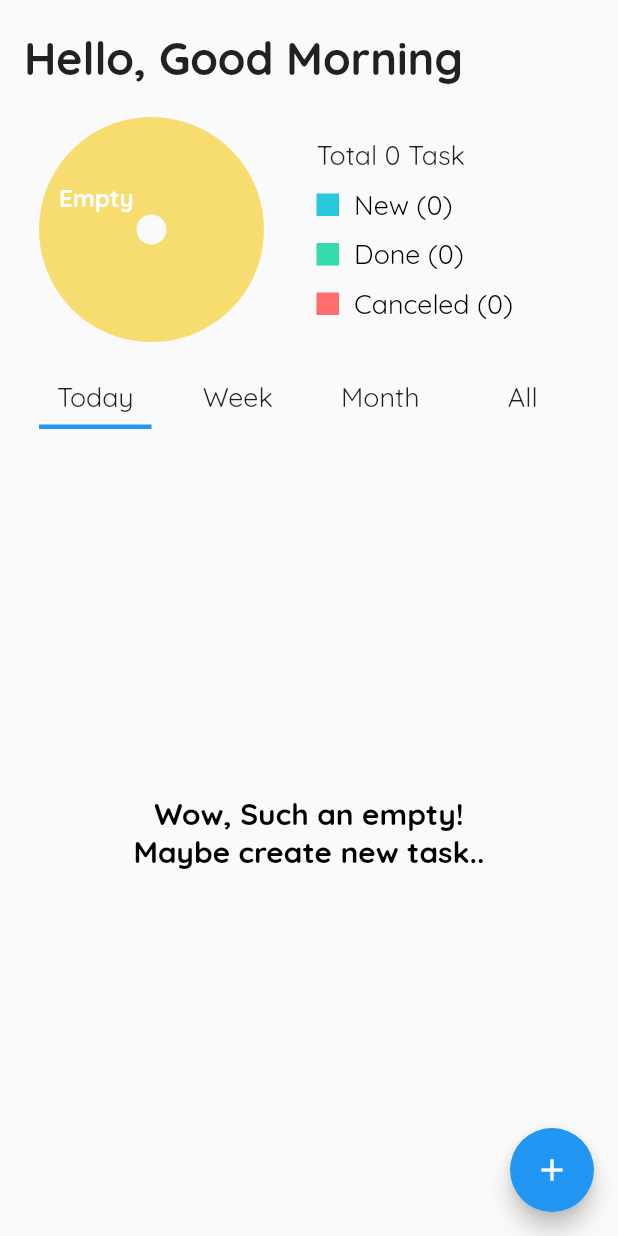
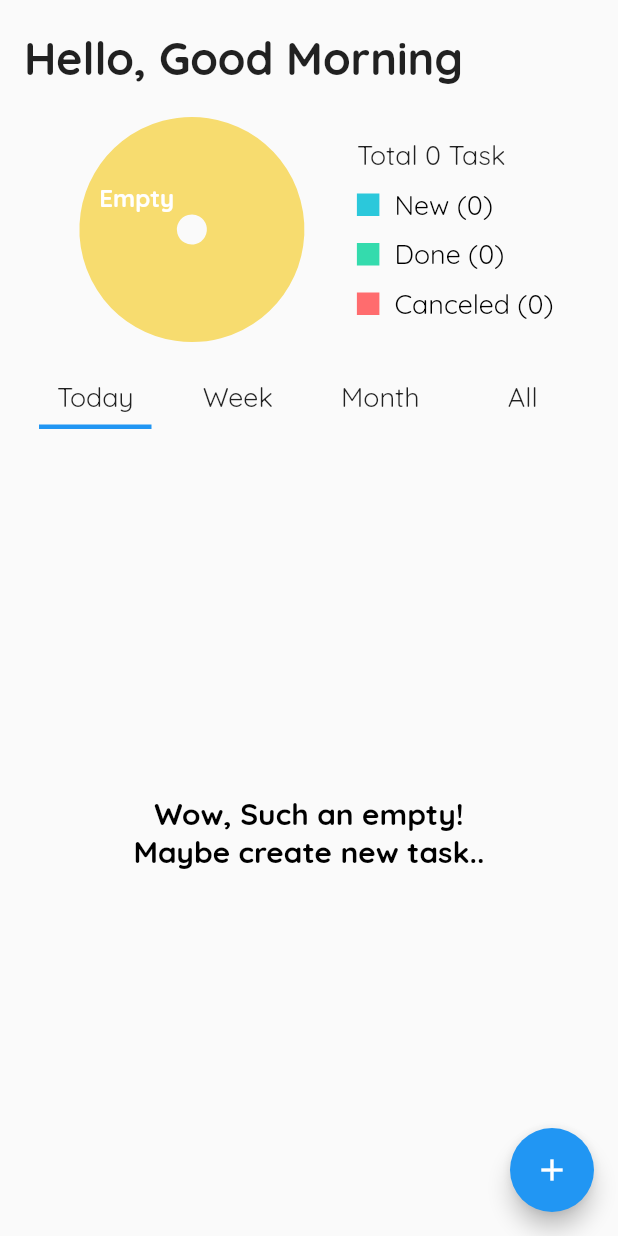
Before and after one commit to Minlwinkyaw307/task-manager, a Flutter app: the screen it shows after launch, on a phone screen of 412 x 824 dp. Run offline on Flutter 3.47's test engine with Material 2 defaults, Android fonts, the phone set to English and light mode, and no system bars; drawn by our look-alikes of fl_chart; our stand-ins replace sqflite, vibration; accounts and stored records are empty.

```diff
--- a/lib/page/home_page.dart
+++ b/lib/page/home_page.dart
@@ -217,29 +217,49 @@ class _HomePageState extends State<HomePage> {
                                         });
                                       },
                                       children: <Widget>[
-                                        TaskListPageView(
+                                        Padding(
+                                          padding: EdgeInsets.symmetric(
+                                            horizontal: this._isMobile ? 0 : 16,
+                                          ),
+                                          child: TaskListPageView(
                                             constraints: constraints,
                                             isMobile: _isMobile,
                                             sortedTasks: _taskProvider.getTodayTasks(),
                                             taskProvider: _taskProvider,
                                           ),
-                                        TaskListPageView(
+                                        ),
+                                        Padding(
+                                          padding: EdgeInsets.symmetric(
+                                            horizontal: this._isMobile ? 0 : 16,
+                                          ),
+                                          child: TaskListPageView(
                                             constraints: constraints,
                                             isMobile: _isMobile,
                                             sortedTasks: _taskProvider.getThisWeekTasks(),
                                             taskProvider: _taskProvider,
                                           ),
-                                        TaskListPageView(
+                                        ),
+                                        Padding(
+                                          padding: EdgeInsets.symmetric(
+                                            horizontal: this._isMobile ? 0 : 16,
+                                          ),
+                                          child: TaskListPageView(
                                             constraints: constraints,
                                             isMobile: _isMobile,
                                             sortedTasks: _taskProvider.getThisMonthTasks(),
                                             taskProvider: _taskProvider,
                                           ),
-                                        TaskListPageView(
+                                        ),
+                                        Padding(
+                                          padding: EdgeInsets.symmetric(
+                                            horizontal: this._isMobile ? 0 : 16,
+                                          ),
+                                          child: TaskListPageView(
                                             constraints: constraints,
                                             isMobile: _isMobile,
                                             sortedTasks: _taskProvider.getAllTasks(),
                                             taskProvider: _taskProvider,
+                                          ),
                                         ),
                                       ],
                                     ),
--- a/lib/util/database_manager.dart
+++ b/lib/util/database_manager.dart
@@ -1,4 +1,3 @@
-import 'package:shared_preferences/shared_preferences.dart';
 import 'package:sqflite/sqflite.dart';
 
 class DatabaseManager{
@@ -7,7 +6,6 @@ class DatabaseManager{
   String dbFileName;
   String dbPath;
   int dbVersion;
-  SharedPreferences preferences;
 
   DatabaseManager({
     this.dbBasePath,
--- a/lib/widget/pie_chart_widget.dart
+++ b/lib/widget/pie_chart_widget.dart
@@ -34,7 +34,7 @@ class _PieChartWidgetState extends State<PieChartWidget> {
   Widget build(BuildContext context) {
 
     return Row(
-      mainAxisAlignment: MainAxisAlignment.spaceBetween,
+      mainAxisAlignment: MainAxisAlignment.center,
       children: <Widget>[
         Container(
           width: PIE_ON_FOCUS_RADIUS * 2 +  PIE_MIDDLE_CIRCLE_RADIUS * 2,
@@ -61,9 +61,7 @@ class _PieChartWidgetState extends State<PieChartWidget> {
           ),
         ),
         SizedBox(width: 25,),
-        Expanded(
-          flex: 4,
-          child: Column(
+        Column(
           mainAxisSize: MainAxisSize.max,
           mainAxisAlignment: MainAxisAlignment.center,
           crossAxisAlignment: CrossAxisAlignment.start,
@@ -88,7 +86,6 @@ class _PieChartWidgetState extends State<PieChartWidget> {
             ValueIndicator(color: CANCELED_COLOR, title: 'Canceled', count: widget.canceledTaskCount,),
 
           ],
-          ),
         )
       ],
     );
--- a/pubspec.yaml
+++ b/pubspec.yaml
@@ -26,7 +26,6 @@ dependencies:
   fl_chart: ^0.10.1
   intl: ^0.16.1
   sqflite: ^1.3.0
-  shared_preferences: ^0.5.7+3
   provider: ^4.1.2
   vibration: ^1.4.0
   flutter_staggered_grid_view: ^0.3.0
```
Also changed, not shown: pubspec.lock, 1 other file. Lines whose indentation alone changed are shown as unchanged.
